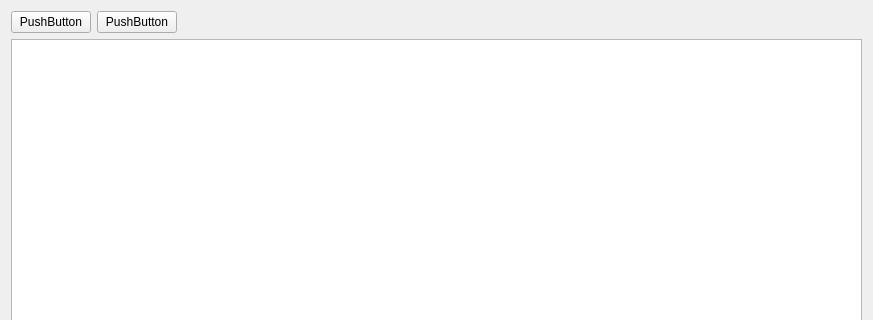
Before: the Qt Designer form kstars/ekos/scheduler/scheduler2.ui in TallFurryMan/kstars, drawn with Qt 5; both pictures show x 0 to 873 and y 0 to 320 of the 873 by 600 pixel window.
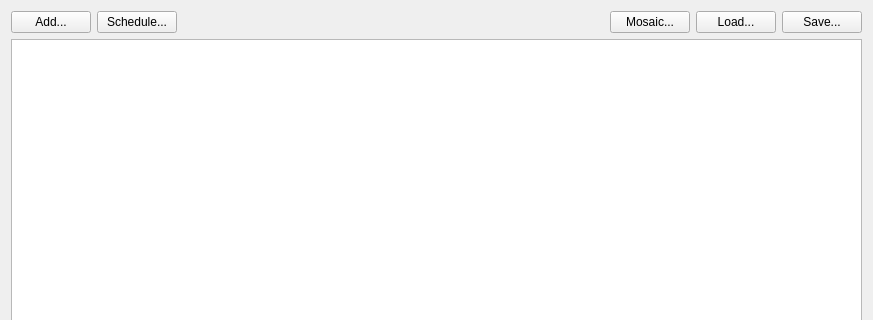
After: the same form once the commit is applied.

Commit message: Second Scheduler tab with basic UI.

```diff
--- a/kstars/ekos/scheduler/scheduler2.ui
+++ b/kstars/ekos/scheduler/scheduler2.ui
@@ -19,14 +19,14 @@
      <item>
       <widget class="QPushButton" name="pushButton_2">
        <property name="text">
-        <string>PushButton</string>
+        <string>Add...</string>
        </property>
       </widget>
      </item>
      <item>
       <widget class="QPushButton" name="pushButton">
        <property name="text">
-        <string>PushButton</string>
+        <string>Schedule...</string>
        </property>
       </widget>
      </item>
@@ -43,6 +43,27 @@
        </property>
       </spacer>
      </item>
+     <item>
+      <widget class="QPushButton" name="pushButton_3">
+       <property name="text">
+        <string>Mosaic...</string>
+       </property>
+      </widget>
+     </item>
+     <item>
+      <widget class="QPushButton" name="pushButton_5">
+       <property name="text">
+        <string>Load...</string>
+       </property>
+      </widget>
+     </item>
+     <item>
+      <widget class="QPushButton" name="pushButton_4">
+       <property name="text">
+        <string>Save...</string>
+       </property>
+      </widget>
+     </item>
     </layout>
    </item>
    <item>
```
The commit also changes 10 other files.
